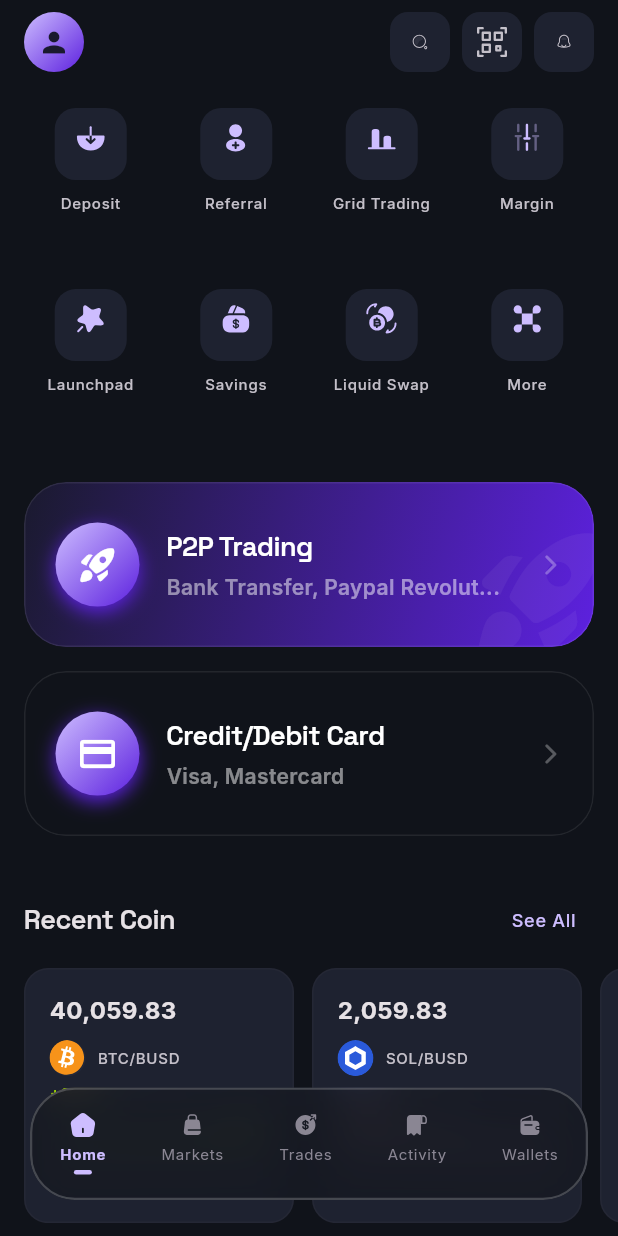
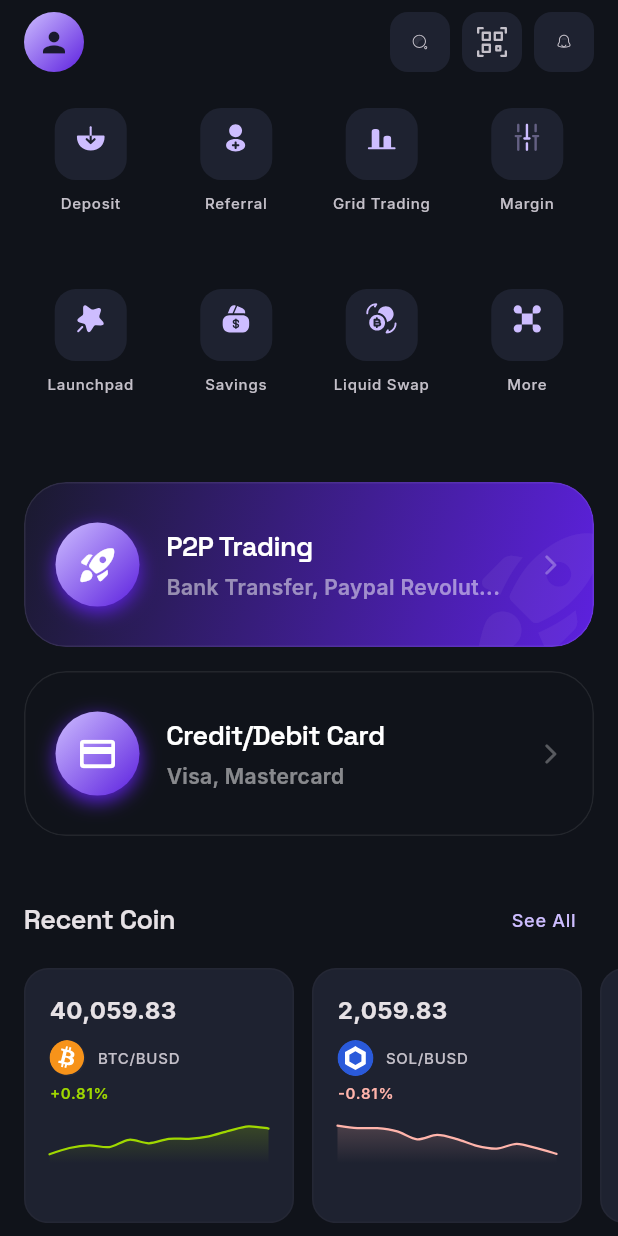
Before and after one commit to Ashraf0Sherif/Crypto, a Flutter app: the HomeScreen screen opened directly, on a phone screen of 412 x 824 dp. Run offline on Flutter 3.47's test engine with Material 3 defaults, Android fonts, the phone set to English and light mode, and no system bars; drawn by our look-alikes of fl_chart; our stand-ins replace flutter_bloc, flutter_svg, google_fonts, vector_graphics.

Commit message:
refactor(nav): implement declarative navigation architecture using flutter_bloc
- Introduce BottomNavCubit for centralized and reactive navigation state
- Link screens, icons, and labels directly to NavItemType enum for a single source of truth
- Use BlocBuilder and context.select for efficient and optimized UI rebuilding
- Refactor BottomNavScreen to dynamically generate IndexedStack from Bloc state
- Decouple navigation logic from presentation by extracting standalone NavItem widget
- Finalize custom glassmorphic bottom navigation with animated transitions

```diff
--- a/lib/core/routing/routes.dart
+++ b/lib/core/routing/routes.dart
@@ -5,5 +5,5 @@
   static const String onboarding = '/onboarding';
   static const String settings = '/settings';
   static const String auth = '/auth';
-  static const String home = '/home';
+  static const String nav = '/nav';
 }
--- a/lib/features/auth/presentation/screens/auth_screen.dart
+++ b/lib/features/auth/presentation/screens/auth_screen.dart
@@ -117,7 +117,7 @@
                 AppButton(
                   text: _isSignIn ? 'Sign in' : 'Sign up',
                   onTap: () => context.pushNamedAndRemoveUntil(
-                    Routes.home,
+                    Routes.nav,
                     predicate: (route) => false,
                   ),
                 ),
--- a/lib/features/home/presentation/screens/home_screen.dart
+++ b/lib/features/home/presentation/screens/home_screen.dart
@@ -1,4 +1,3 @@
-import 'package:crypto_app/features/home/presentation/widgets/custom_bottom_nav_bar.dart';
 import 'package:flutter/material.dart';
 
 import '../../../../core/theme/app_colors.dart';
@@ -63,9 +62,7 @@
   Widget build(BuildContext context) {
     return Scaffold(
       backgroundColor: AppColors.background,
-      body: Stack(
-        children: [
-          SafeArea(
+      body: SafeArea(
         child: SingleChildScrollView(
           padding: const EdgeInsets.only(bottom: 120),
           child: Column(
@@ -108,14 +105,6 @@
           ),
         ),
       ),
-          Positioned(
-            left: 20,
-            right: 20,
-            bottom: 24,
-            child: CustomBottomNavBar(),
-          ),
-        ],
-      ),
     );
   }
 }
--- a/lib/features/home/presentation/widgets/custom_bottom_nav_bar.dart
+++ /dev/null
@@ -1,109 +0,0 @@
-import 'dart:ui';
-
-import 'package:flutter/material.dart';
-import 'package:flutter_svg/flutter_svg.dart';
-
-import '../../../../core/theme/app_colors.dart';
-import '../../../../core/theme/app_text_styles.dart';
-import '../../../../gen/assets.gen.dart';
-
-class CustomBottomNavBar extends StatefulWidget {
-  const CustomBottomNavBar({super.key});
-
-  @override
-  State<CustomBottomNavBar> createState() => _CustomBottomNavBarState();
-}
-
-class _CustomBottomNavBarState extends State<CustomBottomNavBar> {
-  int _currentTab = 0;
-
-  @override
-  Widget build(BuildContext context) {
-    return ClipRRect(
-      borderRadius: BorderRadius.circular(30),
-      child: BackdropFilter(
-        filter: ImageFilter.blur(sigmaX: 15, sigmaY: 15),
-        child: Container(
-          height: 75,
-          decoration: BoxDecoration(
-            color: AppColors.surface.withValues(alpha: .7),
-            borderRadius: BorderRadius.circular(30),
-            border: Border.all(
-              color: Colors.white.withValues(alpha: .2),
-              width: 1.5,
-            ),
-            boxShadow: [
-              BoxShadow(
-                color: AppColors.black.withValues(alpha: .15),
-                blurRadius: 25,
-                offset: const Offset(0, 10),
-              ),
-            ],
-          ),
-          child: Row(
-            mainAxisAlignment: MainAxisAlignment.spaceAround,
-            children: [
-              _buildNavItem(0, Assets.svgs.home.path, 'Home'),
-              _buildNavItem(1, Assets.svgs.market.path, 'Markets'),
-              _buildNavItem(2, Assets.svgs.trades.path, 'Trades'),
-              _buildNavItem(3, Assets.svgs.activity.path, 'Activity'),
-              _buildNavItem(4, Assets.svgs.wallet.path, 'Wallets'),
-            ],
-          ),
-        ),
-      ),
-    );
-  }
-
-  Widget _buildNavItem(int index, String iconPath, String label) {
-    bool isSelected = _currentTab == index;
-    return GestureDetector(
-      onTap: () => setState(() => _currentTab = index),
-      behavior: HitTestBehavior.opaque,
-      child: AnimatedContainer(
-        duration: const Duration(milliseconds: 300),
-        curve: Curves.easeInOut,
-        padding: const EdgeInsets.symmetric(horizontal: 12, vertical: 8),
-        child: Column(
-          mainAxisSize: MainAxisSize.min,
-          children: [
-            AnimatedScale(
-              scale: isSelected ? 1.2 : 1.0,
-              duration: const Duration(milliseconds: 300),
-              child: SvgPicture.asset(
-                iconPath,
-                width: 16,
-                height: 16,
-                colorFilter: ColorFilter.mode(
-                  isSelected ? AppColors.primary : AppColors.onSurfaceMuted,
-                  BlendMode.srcIn,
-                ),
-              ),
-            ),
-            const SizedBox(height: 4),
-            Text(
-              label,
-              style: AppTextStyles.labelSm.copyWith(
-                fontSize: 10,
-                fontWeight: isSelected ? FontWeight.w700 : FontWeight.w400,
-                color: isSelected
-                    ? AppColors.primary
-                    : AppColors.onSurfaceMuted,
-              ),
-            ),
-            AnimatedContainer(
-              duration: const Duration(milliseconds: 300),
-              margin: const EdgeInsets.only(top: 4),
-              height: 3,
-              width: isSelected ? 12 : 0,
-              decoration: BoxDecoration(
-                color: AppColors.primary,
-                borderRadius: BorderRadius.all(Radius.circular(16)),
-              ),
-            ),
-          ],
-        ),
-      ),
-    );
-  }
-}
--- a/pubspec.yaml
+++ b/pubspec.yaml
@@ -41,6 +41,9 @@
   google_fonts: ^8.0.2
   flutter_native_splash: ^2.4.7
   fl_chart: ^1.2.0
+  flutter_bloc: ^9.1.1
+  bloc: ^9.2.0
+
 
 dev_dependencies:
   flutter_test:
```
Also changed, not shown: lib/core/routing/app_router.dart (+8 -3 lines), lib/features/bottom_nav/logic/bottom_nav_cubit.dart (added, +62 -0 lines), lib/features/bottom_nav/presentation/bottom_nav_screen.dart (added, +38 -0 lines), lib/features/bottom_nav/presentation/widgets/custom_bottom_nav_bar.dart (added, +49 -0 lines), lib/features/bottom_nav/presentation/widgets/nav_item.dart (added, +69 -0 lines), pubspec.lock. Lines whose indentation alone changed are shown as unchanged.
